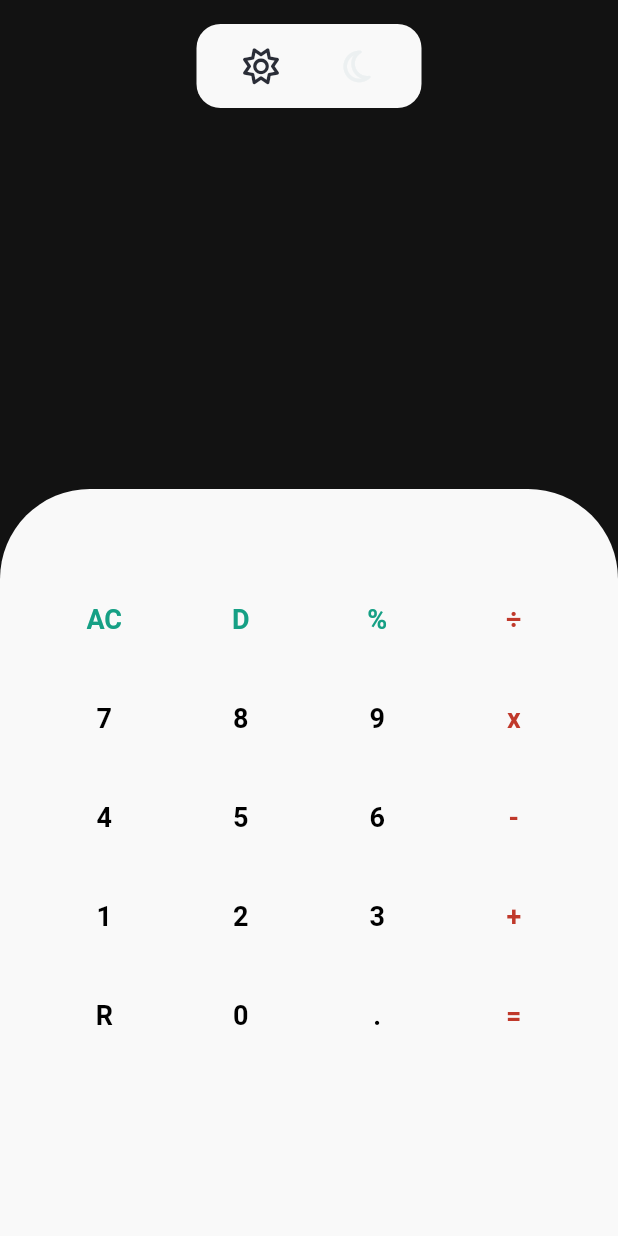
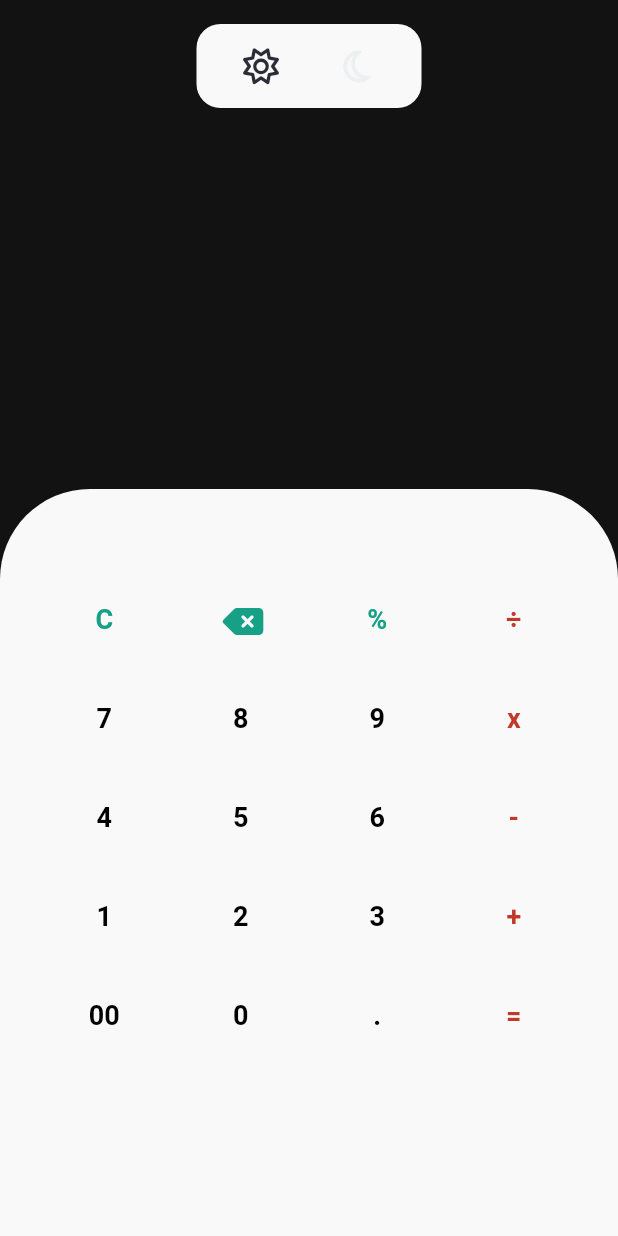
Before and after one commit to Deslaygo/flutter_calculator, a Flutter app: the screen it shows after launch, on a phone screen of 412 x 824 dp. Run offline on Flutter 3.47's test engine with Material 2 defaults, Android fonts, the phone set to English and light mode, and no system bars; our stand-ins replace font_awesome_flutter, shared_preferences; missing offline and left inert: function_tree.

Commit message:
[App] Se actualiza codigo multiplicación e icon para delete

```diff
--- a/lib/screens/calculator_screen.dart
+++ b/lib/screens/calculator_screen.dart
@@ -20,7 +20,7 @@ class _CalculatorScreenState extends State<CalculatorScreen> {
   String operacion = '';
 
   void agregarOperador(String operador) {
-    final operadores = ['%', 'x', '+', '-', '÷', '.'];
+    final operadores = ['%', '*', '+', '-', '/', '.'];
 
     if (operacion.isEmpty) return;
 
@@ -28,7 +28,7 @@ class _CalculatorScreenState extends State<CalculatorScreen> {
 
     if (operadores.contains(ultimoCaracter)) return;
 
-    operacion += operador == '÷' ? '/' : operador;
+    operacion += operador;
     setState(() {});
   }
 
@@ -43,7 +43,8 @@ class _CalculatorScreenState extends State<CalculatorScreen> {
   }
 
   elimarCaracter() {
-    if (operacion.isEmpty) return;
+    if (operacion.isEmpty || resultado != null) return;
+
     operacion = operacion.substring(0, operacion.length - 1);
     setState(() {});
   }
@@ -146,7 +147,7 @@ class _CalculatorScreenState extends State<CalculatorScreen> {
                       mainAxisAlignment: MainAxisAlignment.spaceAround,
                       children: [
                         OperatorItem(
-                          label: 'AC',
+                          label: 'C',
                           color: Theme.of(context).colorScheme.secondaryVariant,
                           onTap: () => setState(() {
                             operacion = '';
@@ -154,8 +155,13 @@ class _CalculatorScreenState extends State<CalculatorScreen> {
                           }),
                         ),
                         OperatorItem(
-                          label: 'D',
                           onTap: elimarCaracter,
+                          isIcon: true,
+                          icon: Icon(
+                            FontAwesomeIcons.deleteLeft,
+                            color:
+                                Theme.of(context).colorScheme.secondaryVariant,
+                          ),
                           color: Theme.of(context).colorScheme.secondaryVariant,
                         ),
                         OperatorItem(
@@ -166,7 +172,7 @@ class _CalculatorScreenState extends State<CalculatorScreen> {
                         OperatorItem(
                           label: '÷',
                           color: Theme.of(context).colorScheme.error,
-                          onTap: () => agregarOperador('÷'),
+                          onTap: () => agregarOperador('/'),
                         ),
                       ],
                     ),
@@ -198,7 +204,7 @@ class _CalculatorScreenState extends State<CalculatorScreen> {
                         OperatorItem(
                           label: 'x',
                           color: Theme.of(context).colorScheme.error,
-                          onTap: () => agregarOperador('x'),
+                          onTap: () => agregarOperador('*'),
                         ),
                       ],
                     ),
@@ -271,10 +277,11 @@ class _CalculatorScreenState extends State<CalculatorScreen> {
                       mainAxisAlignment: MainAxisAlignment.spaceAround,
                       children: [
                         OperatorItem(
-                          label: 'R',
+                          label: '00',
                           color: themeService.darkTheme
                               ? Colors.white
                               : Colors.black,
+                          onTap: () => agregarDigito('00'),
                         ),
                         OperatorItem(
                           label: '0',
--- a/lib/widgets/operator_item.dart
+++ b/lib/widgets/operator_item.dart
@@ -6,11 +6,15 @@ class OperatorItem extends StatelessWidget {
   final String? label;
   final Color? color;
   final VoidCallback? onTap;
+  final bool isIcon;
+  final Icon? icon;
   const OperatorItem({
     Key? key,
     this.label,
     this.onTap,
     this.color,
+    this.isIcon = false,
+    this.icon,
   }) : super(key: key);
 
   @override
@@ -26,11 +30,13 @@ class OperatorItem extends StatelessWidget {
         decoration: BoxDecoration(
             color: themeService.darkTheme ? const Color(0XFF272B33) : null,
             borderRadius: BorderRadius.circular(10)),
-        child: Text(
-          label!,
-          style: TextStyle(
-              color: color, fontSize: 18, fontWeight: FontWeight.bold),
-        ),
+        child: isIcon
+            ? icon
+            : Text(
+                label!,
+                style: TextStyle(
+                    color: color, fontSize: 18, fontWeight: FontWeight.bold),
+              ),
       ),
     );
   }
```
